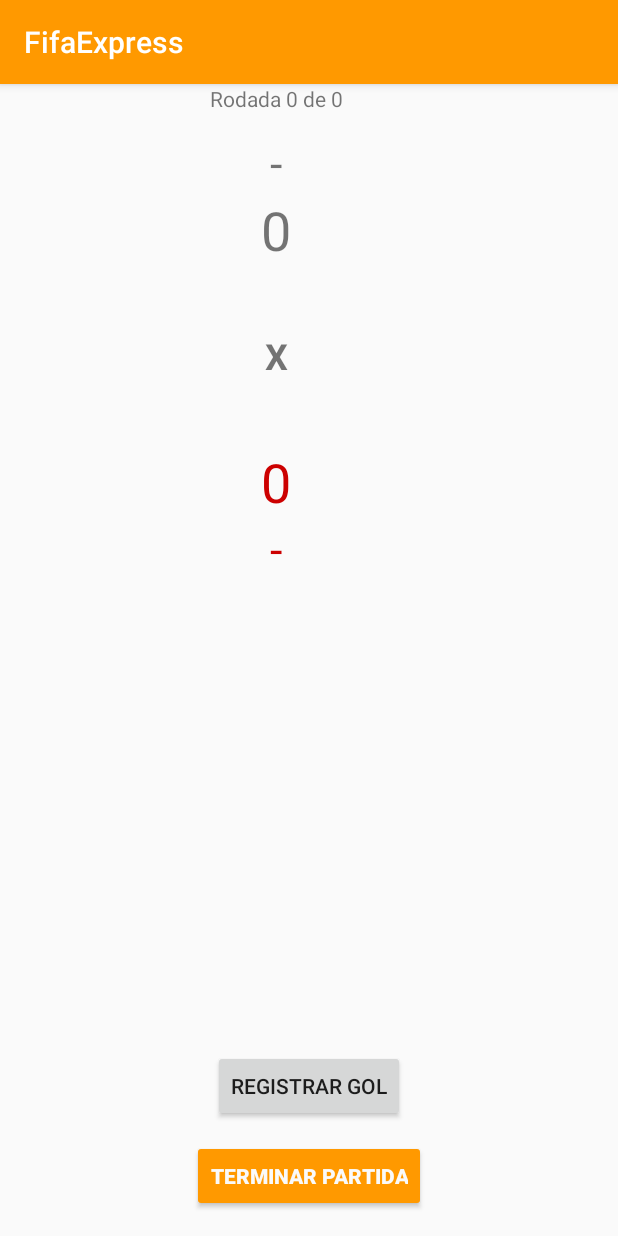
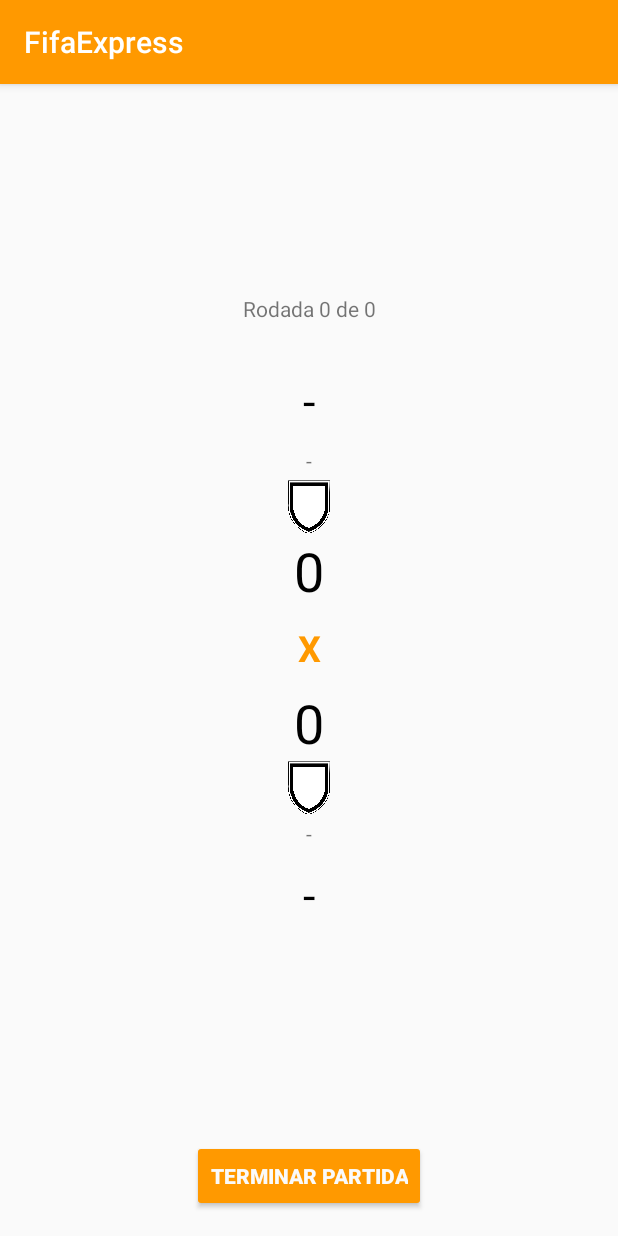
Before and after one commit to alissonrubim/FifaExpress, an Android app: the RoundMatchActivity screen opened directly, with no data from a screen before it, on a phone screen of 412 x 824 dp. Run offline under Robolectric (Android 15) with nearby library versions, the phone set to English and light mode, and no system bars; 1 statement that could not run was skipped.

Commit message:
Ajustes em layout
Ajustes em layout

```diff
--- a/app/src/main/java/com/alissonrubim/fifaexpress/RoundMatchActivity.java
+++ b/app/src/main/java/com/alissonrubim/fifaexpress/RoundMatchActivity.java
@@ -5,9 +5,11 @@ import android.support.v7.app.AppCompatActivity;
 import android.os.Bundle;
 import android.view.View;
 import android.widget.Button;
+import android.widget.ImageView;
 import android.widget.TextView;
 import android.widget.Toast;
 
+import com.alissonrubim.fifaexpress.Helper.TeamLogoCatcher;
 import com.alissonrubim.fifaexpress.Model.DAO.FriendDAO;
 import com.alissonrubim.fifaexpress.Model.DAO.RoundDAO;
 import com.alissonrubim.fifaexpress.Model.DAO.RoundMatchDAO;
@@ -22,10 +24,13 @@ import java.util.Random;
 public class RoundMatchActivity extends AppCompatActivity {
 
     private Button buttonFinish;
-    private Button buttonGoal;
     private TextView textViewPlayer1Name;
     private TextView textViewPlayer1Goals;
+    private TextView textViewFriend1Team;
+    private ImageView imageViewFriend1TeamLogo;
+    private ImageView imageViewFriend2TeamLogo;
     private TextView textViewPlayer2Goals;
+    private TextView textViewFriend2Team;
     private TextView textViewGame;
     private TextView textViewPlayer2Name;
     public static int IntentId = 200;
@@ -56,12 +61,12 @@ public class RoundMatchActivity extends AppCompatActivity {
                 }
             });
 
-            buttonGoal.setOnClickListener(new View.OnClickListener() {
+           /* buttonGoal.setOnClickListener(new View.OnClickListener() {
                 @Override
                 public void onClick(View v) {
                     showRegisterGoalActivity();
                 }
-            });
+            });*/
         }
     }
 
@@ -81,8 +86,12 @@ public class RoundMatchActivity extends AppCompatActivity {
     private void updateUI(){
         textViewPlayer1Name.setText(currentRoundMatch.getFriend1().getName());
         textViewPlayer2Name.setText(currentRoundMatch.getFriend2().getName());
+        imageViewFriend1TeamLogo.setImageResource(TeamLogoCatcher.GetLogo(currentRoundMatch.getFriend1().getTeam()));
+        imageViewFriend2TeamLogo.setImageResource(TeamLogoCatcher.GetLogo(currentRoundMatch.getFriend2().getTeam()));
         textViewPlayer1Goals.setText(Integer.toString(getTotalGoalsByFriend(currentRoundMatch.getFriend1())));
         textViewPlayer2Goals.setText(Integer.toString(getTotalGoalsByFriend(currentRoundMatch.getFriend2())));
+        textViewFriend1Team.setText(currentRoundMatch.getFriend1().getTeam().getName());
+        textViewFriend2Team.setText(currentRoundMatch.getFriend2().getTeam().getName());
         textViewGame.setText("Rodada "+Integer.toString(currentRoundMatch.getNumber())+" de " + Integer.toString((new RoundMatchDAO(getApplicationContext()).GetCounByRoundId(currentRoundMatch.getRound().getRoundId()))));
     }
 
@@ -91,9 +100,12 @@ public class RoundMatchActivity extends AppCompatActivity {
         textViewPlayer1Name = findViewById(R.id.textViewPlayer1Name);
         textViewPlayer2Name = findViewById(R.id.textViewPlayer2Name);
         textViewGame = findViewById(R.id.textViewGame);
-        buttonGoal = findViewById(R.id.buttonGoal);
         textViewPlayer1Goals = findViewById(R.id.textViewPlayer1Goals);
         textViewPlayer2Goals = findViewById(R.id.textViewPlayer2Goals);
+        imageViewFriend1TeamLogo = findViewById(R.id.imageViewFriend1TeamLogo);
+        imageViewFriend2TeamLogo = findViewById(R.id.imageViewFriend2TeamLogo);
+        textViewFriend1Team = findViewById(R.id.textViewFriend1Team);
+        textViewFriend2Team = findViewById(R.id.textViewFriend2Team);
     }
 
 
--- a/app/src/main/res/layout/activity_round_match.xml
+++ b/app/src/main/res/layout/activity_round_match.xml
@@ -5,18 +5,6 @@
     android:layout_width="match_parent"
     android:layout_height="match_parent"
     tools:context="com.alissonrubim.fifaexpress.RoundMatchActivity">
-
-    <Button
-        android:id="@+id/buttonGoal"
-        android:layout_width="wrap_content"
-        android:layout_height="wrap_content"
-        android:layout_marginBottom="76dp"
-        android:layout_marginEnd="8dp"
-        android:layout_marginStart="8dp"
-        android:text="Registrar Gol"
-        app:layout_constraintBottom_toBottomOf="parent"
-        app:layout_constraintEnd_toEndOf="parent"
-        app:layout_constraintStart_toStartOf="parent" />
 
     <Button
         android:id="@+id/buttonFinish"
@@ -34,60 +22,117 @@
         app:layout_constraintStart_toStartOf="parent" />
 
     <LinearLayout
+        android:id="@+id/linearLayout3"
         android:layout_width="368dp"
-        android:layout_height="371dp"
+        android:layout_height="424dp"
+        android:layout_marginBottom="8dp"
+        android:layout_marginEnd="8dp"
+        android:layout_marginStart="8dp"
+        android:layout_marginTop="8dp"
         android:orientation="vertical"
-        tools:layout_editor_absoluteX="8dp"
-        tools:layout_editor_absoluteY="8dp">
+        app:layout_constraintBottom_toTopOf="@+id/buttonFinish"
+        app:layout_constraintEnd_toEndOf="parent"
+        app:layout_constraintStart_toStartOf="parent"
+        app:layout_constraintTop_toTopOf="parent">
 
         <TextView
             android:id="@+id/textViewGame"
             android:layout_width="match_parent"
-            android:layout_height="32dp"
+            android:layout_height="43dp"
             android:text="Rodada 0 de 0"
             android:textAlignment="center" />
 
         <TextView
             android:id="@+id/textViewPlayer1Name"
             android:layout_width="match_parent"
-            android:layout_height="wrap_content"
+            android:layout_height="55dp"
+            android:gravity="center"
             android:text="-"
             android:textAlignment="center"
+            android:textColor="@android:color/black"
             android:textSize="30sp" />
 
         <TextView
+            android:id="@+id/textViewFriend1Team"
+            android:layout_width="match_parent"
+            android:layout_height="25dp"
+            android:gravity="center"
+            android:text="-"
+            android:textAlignment="center" />
+
+        <ImageView
+            android:id="@+id/imageViewFriend1TeamLogo"
+            android:layout_width="match_parent"
+            android:layout_height="36dp"
+            app:srcCompat="@drawable/logo_none" />
+
+        <LinearLayout
+            android:layout_width="match_parent"
+            android:layout_height="50dp"
+            android:orientation="horizontal">
+
+            <TextView
                 android:id="@+id/textViewPlayer1Goals"
-            android:layout_width="match_parent"
-            android:layout_height="92dp"
+                android:layout_width="20dp"
+                android:layout_height="50dp"
+                android:layout_weight="1"
                 android:text="0"
                 android:textAlignment="center"
+                android:textColor="@android:color/black"
                 android:textSize="36sp" />
+
+        </LinearLayout>
 
         <TextView
             android:layout_width="match_parent"
-            android:layout_height="76dp"
+            android:layout_height="51dp"
+            android:gravity="center"
             android:lineSpacingExtra="30sp"
             android:text="X"
             android:textAlignment="center"
+            android:textColor="@color/colorPrimary"
             android:textSize="24sp"
             android:textStyle="bold" />
+
+        <LinearLayout
+            android:layout_width="match_parent"
+            android:layout_height="50dp"
+            android:orientation="horizontal">
 
             <TextView
                 android:id="@+id/textViewPlayer2Goals"
                 android:layout_width="match_parent"
-            android:layout_height="wrap_content"
+                android:layout_height="50dp"
+                android:layout_weight="1"
+                android:gravity="top"
                 android:text="0"
                 android:textAlignment="center"
-            android:textColor="@android:color/holo_red_dark"
+                android:textColor="@android:color/black"
                 android:textSize="36sp" />
+        </LinearLayout>
+
+        <ImageView
+            android:id="@+id/imageViewFriend2TeamLogo"
+            android:layout_width="match_parent"
+            android:layout_height="36dp"
+            app:srcCompat="@drawable/logo_none" />
+
+        <TextView
+            android:id="@+id/textViewFriend2Team"
+            android:layout_width="match_parent"
+            android:layout_height="25dp"
+            android:gravity="center"
+            android:text="-"
+            android:textAlignment="center" />
 
         <TextView
             android:id="@+id/textViewPlayer2Name"
             android:layout_width="match_parent"
-            android:layout_height="wrap_content"
+            android:layout_height="55dp"
+            android:gravity="center"
             android:text="-"
             android:textAlignment="center"
-            android:textColor="@android:color/holo_red_dark"
+            android:textColor="@android:color/black"
             android:textSize="30sp" />
 
     </LinearLayout>
```
Also changed, not shown: app/src/main/java/com/alissonrubim/fifaexpress/Helper/RoundListViewAdapter.java (+7 -0 lines), app/src/main/java/com/alissonrubim/fifaexpress/RoundMatchResultActivity.java (+3 -13 lines), app/src/main/res/layout/activity_round.xml (+5 -2 lines), app/src/main/res/layout/layout_round_item.xml (+36 -21 lines), app/src/main/res/drawable/ic_check.png (added), 2 other files. Lines whose indentation alone changed are shown as unchanged.
